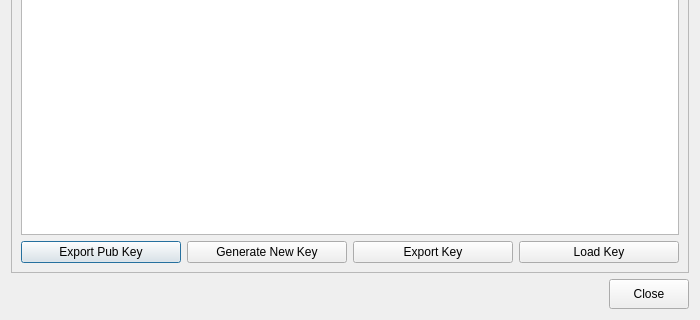
This is inshtant_meshenger/inshtant_meshenger_gui/pgp.ui in k3an3/InshtantMeshenger as Qt 5 draws it before an edit; both pictures show x 0 to 700 and y 180 to 500 of the 700 by 500 pixel window. The edited form follows.
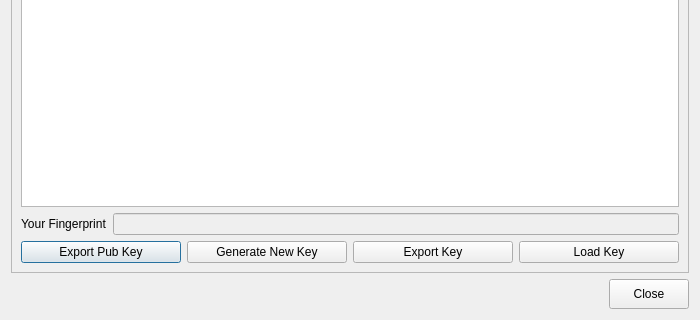
This is the edited form.

Commit message: Began implementing fingerprint

```diff
--- a/inshtant_meshenger/inshtant_meshenger_gui/pgp.ui
+++ b/inshtant_meshenger/inshtant_meshenger_gui/pgp.ui
@@ -51,6 +51,24 @@
          </property>
         </widget>
        </item>
+       <item>
+        <layout class="QHBoxLayout" name="horizontalLayout_2">
+         <item>
+          <widget class="QLabel" name="label_3">
+           <property name="text">
+            <string>Your Fingerprint</string>
+           </property>
+          </widget>
+         </item>
+         <item>
+          <widget class="QLineEdit" name="fpLine">
+           <property name="enabled">
+            <bool>false</bool>
+           </property>
+          </widget>
+         </item>
+        </layout>
+       </item>
        <item>
         <layout class="QHBoxLayout" name="horizontalLayout_3">
          <item>
```
Left out of the diff: 1 changed line with no effect on the pictures. The commit also changes 2 other files.
